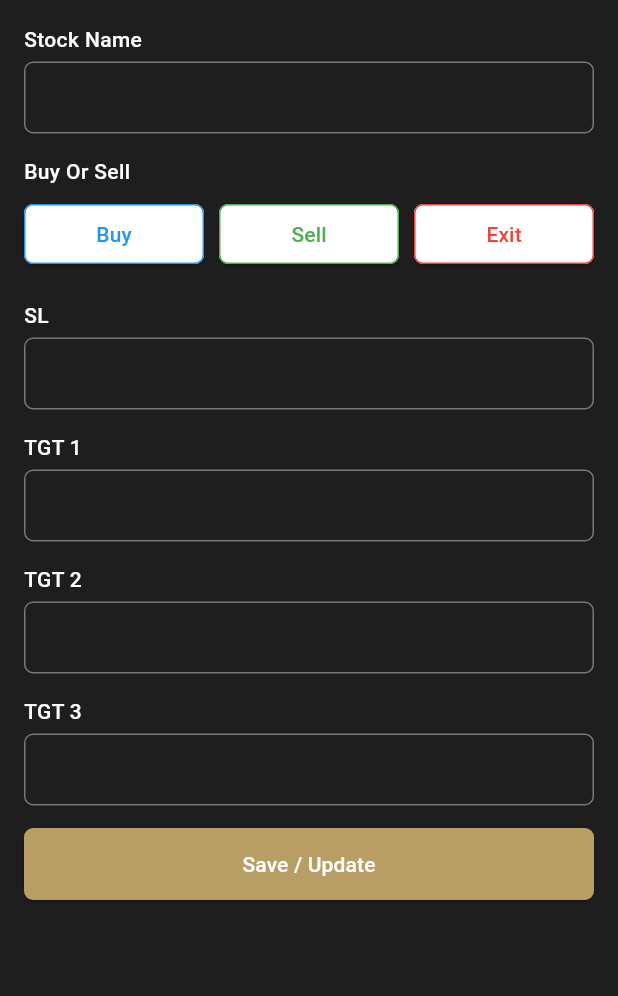
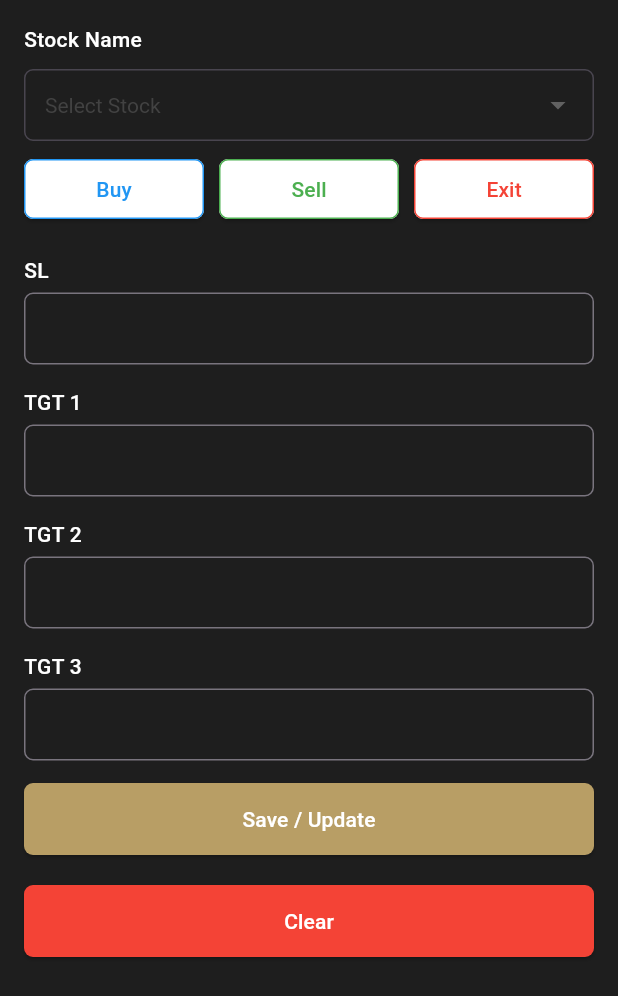
Before and after one commit to Sabusabith/ozlov-admin, a Flutter app: the StocksPage screen opened directly, on a phone screen of 412 x 824 dp. Shown: the top 996 px of the screen. Run offline on Flutter 3.47's test engine with Material 3 defaults, Android fonts, the phone set to English and light mode, and no system bars; our stand-ins replace cloud_firestore, firebase_core, firebase_messaging, flutter_local_notifications, get, googleapis_auth and 2 more; accounts and stored records are empty.

Commit message:
commit after change textfield to dropdown

```diff
--- a/lib/admin_app/core/push_notification/send_push_notification.dart
+++ b/lib/admin_app/core/push_notification/send_push_notification.dart
@@ -23,6 +23,7 @@ Future<void> sendPushNotificationToActiveUsers({
     }
 
     final accessToken = await getAccessToken();
+    final now = DateTime.now().millisecondsSinceEpoch;
 
     for (var doc in snapshot.docs) {
       final data = doc.data();
@@ -71,6 +72,7 @@ Future<void> sendPushNotificationToActiveUsers({
           },
           "data": {
             "stockName": stockName,
+            "sentAt": now.toString(), // ✅ add timestamp
             if (action != null) "action": action,
             ...?extraData,
           },
--- a/lib/admin_app/stock/stock.dart
+++ b/lib/admin_app/stock/stock.dart
@@ -18,7 +18,10 @@ class _SingleStockAdminPageState extends State<StocksPage> {
   final TextEditingController tgt3Controller = TextEditingController();
 
   String? selectedAction;
+
   bool isLoading = false;
+  String selectedStock = "Select Stock"; // default dropdown value
+
   String? stockDocId;
   bool _controllersInitialized = false;
 
@@ -30,6 +33,19 @@ class _SingleStockAdminPageState extends State<StocksPage> {
     tgt2Controller.dispose();
     tgt3Controller.dispose();
     super.dispose();
+  }
+
+  void clearForm() {
+    setState(() {
+      selectedStock = "Select Stock";
+      stockNameController.clear();
+      slController.clear();
+      tgt1Controller.clear();
+      tgt2Controller.clear();
+      tgt3Controller.clear();
+      selectedAction = null;
+      print("🔹 Form cleared, dropdown reset to default");
+    });
   }
 
   /// Update Firestore field live
@@ -48,6 +64,7 @@ class _SingleStockAdminPageState extends State<StocksPage> {
         context,
       ).showSnackBar(SnackBar(content: Text("Error updating $field: $e")));
     }
+    print("Updating $field = $value");
   }
 
   /// Notify active users
@@ -247,16 +264,75 @@ class _SingleStockAdminPageState extends State<StocksPage> {
             child: Column(
               crossAxisAlignment: CrossAxisAlignment.start,
               children: [
-                inputField(
+                Text(
                   "Stock Name",
-                  stockNameController,
-                  fieldName: "stockName",
-                ),
-                const Text(
-                  "Buy Or Sell",
-                  style: TextStyle(
+                  style: const TextStyle(
                     fontWeight: FontWeight.w500,
                     color: Colors.white,
+                  ),
+                ),
+                SizedBox(height: 10),
+                // inputField(
+                //   "Stock Name",
+                //   stockNameController,
+                //   fieldName: "stockName",
+                // ),
+                // 🔽 Dropdown with default value
+                DropdownButtonFormField<String>(
+                  value: selectedStock,
+                  dropdownColor: Colors.grey.shade200,
+
+                  style: TextStyle(color: Colors.white),
+                  items: [
+                    DropdownMenuItem(
+                      value: "Select Stock",
+                      child: Text(
+                        "Select Stock",
+                        style: TextStyle(color: Colors.grey.shade800),
+                      ),
+                    ),
+                    DropdownMenuItem(
+                      value: "GOLD",
+                      child: Text(
+                        "GOLD",
+                        style: TextStyle(color: Colors.grey.shade800),
+                      ),
+                    ),
+                    DropdownMenuItem(
+                      value: "AMBUJACEM",
+                      child: Text(
+                        "AMBUJACEM",
+                        style: TextStyle(color: Colors.grey.shade800),
+                      ),
+                    ),
+                  ],
+                  onChanged: (value) {
+                    if (value != null) {
+                      setState(() {
+                        selectedStock = value;
+                        if (value == "Select Stock") {
+                          stockNameController.text = "";
+                          print(
+                            "🔹 Dropdown reset to default (no stock selected)",
+                          );
+                        } else {
+                          stockNameController.text = value;
+                          print("🔹 Dropdown changed: $value");
+                        }
+                      });
+                    }
+                  },
+                  decoration: InputDecoration(
+                    filled: true,
+                    fillColor: Colors.transparent,
+
+                    border: OutlineInputBorder(
+                      borderRadius: BorderRadius.circular(6),
+                    ),
+                    contentPadding: const EdgeInsets.symmetric(
+                      vertical: 12,
+                      horizontal: 10,
+                    ),
                   ),
                 ),
                 const SizedBox(height: 8),
@@ -318,6 +394,22 @@ class _SingleStockAdminPageState extends State<StocksPage> {
                         : const Text("Save / Update"),
                   ),
                 ),
+                SizedBox(height: 20),
+                SizedBox(
+                  width: double.infinity,
+                  child: ElevatedButton(
+                    onPressed: clearForm,
+                    style: ElevatedButton.styleFrom(
+                      backgroundColor: Colors.red,
+                      foregroundColor: Colors.white,
+                      padding: const EdgeInsets.symmetric(vertical: 14),
+                      shape: RoundedRectangleBorder(
+                        borderRadius: BorderRadius.circular(6),
+                      ),
+                    ),
+                    child: const Text("Clear"),
+                  ),
+                ),
               ],
             ),
           );
```
